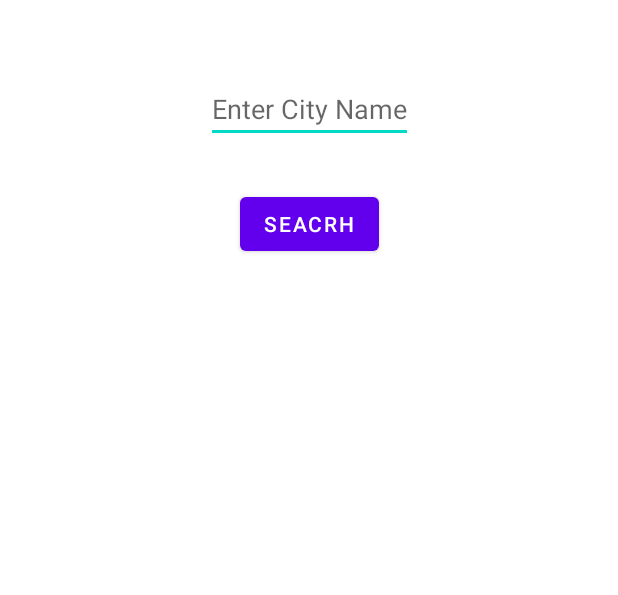
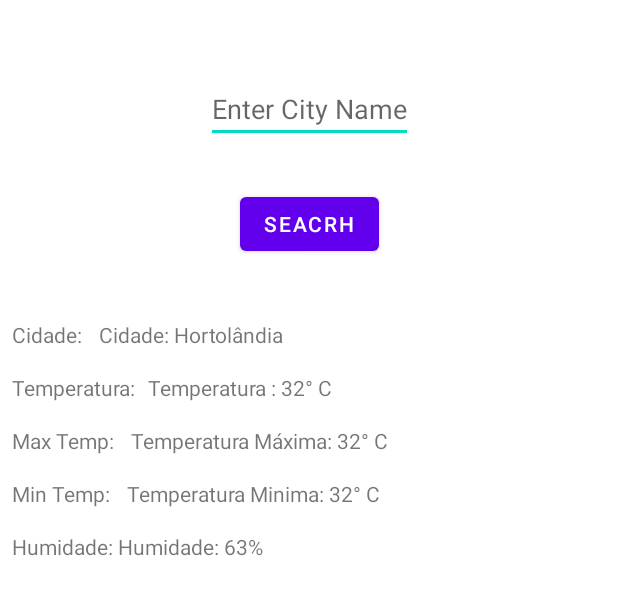
Before and after one commit to robsondmf1234/PrevisaoTempo, an Android app: the layout activity_main.xml on its own in the app's theme, with its tools: preview values and no code run, on a phone screen of 412 x 824 dp. Shown: the top 595 px of the screen. Run offline under Robolectric (Android 15) with nearby library versions, the phone set to English and light mode, and no system bars.

Commit message:
Conversão de dados

```diff
--- a/app/src/main/java/com/example/previsodotempo/MainActivity.kt
+++ b/app/src/main/java/com/example/previsodotempo/MainActivity.kt
@@ -1,16 +1,16 @@
 package com.example.previsodotempo
 
-import android.app.Activity
-import android.content.Context
 import android.os.Bundle
 import android.util.Log
-import android.view.View
-import android.view.inputmethod.InputMethodManager
 import android.widget.Toast
 import androidx.appcompat.app.AppCompatActivity
 import androidx.lifecycle.Observer
 import androidx.lifecycle.ViewModelProvider
 import com.example.previsodotempo.databinding.ActivityMainBinding
+import com.example.previsodotempo.extensions.converter
+import com.example.previsodotempo.extensions.formaterToString
+import com.example.previsodotempo.extensions.formaterToStringPercenatge
+import com.example.previsodotempo.extensions.hideKeyboard
 
 const val TAG = "Response"
 
@@ -43,18 +43,24 @@ class MainActivity : AppCompatActivity() {
         viewModel.myResponse2.observe(this, Observer { response ->
             if (response.isSuccessful && response.body() != null) {
                 Log.d(TAG, response.body().toString())
-                binding.txtCityName.text = response.body().toString()
+
+                val tempDouble = response.body()?.main?.temp
+                val tempMaxDouble = response.body()?.main?.temp_max
+                val tempMinDouble = response.body()?.main?.temp_min
+                val humidityDouble = response.body()?.main?.humidity
+
+                val tempInt = converter(tempDouble)
+                val tempMaxInt = converter(tempMaxDouble)
+                val tempMinInt = converter(tempMinDouble)
+                val humidityInt = converter(humidityDouble)
+
+                binding.txtCityName.text = response.body()?.name
+                binding.txtActualTemperature.text = formaterToString(tempInt)
+                binding.txtMaxTemperature.text = formaterToString(tempMaxInt)
+                binding.txtMinTemperature.text = formaterToString(tempMinInt)
+                binding.txtHumidity.text = formaterToStringPercenatge(humidityInt)
+
             }
         })
     }
-
-    fun Activity.hideKeyboard() {
-        hideKeyboard(currentFocus ?: View(this))
-    }
-
-    fun Context.hideKeyboard(view: View) {
-        val inputMethodManager =
-            getSystemService(Activity.INPUT_METHOD_SERVICE) as InputMethodManager
-        inputMethodManager.hideSoftInputFromWindow(view.windowToken, 0)
-    }
 }
--- /dev/null
+++ b/app/src/main/java/com/example/previsodotempo/extensions/Extensions.kt
@@ -0,0 +1,24 @@
+package com.example.previsodotempo.extensions
+
+import android.app.Activity
+import android.content.Context
+import android.view.View
+import android.view.inputmethod.InputMethodManager
+import kotlin.math.roundToInt
+
+fun Activity.hideKeyboard() {
+    hideKeyboard(currentFocus ?: View(this))
+}
+
+
+fun Context.hideKeyboard(view: View) {
+    val inputMethodManager =
+        getSystemService(Activity.INPUT_METHOD_SERVICE) as InputMethodManager
+    inputMethodManager.hideSoftInputFromWindow(view.windowToken, 0)
+}
+
+fun converter(tempDouble: Double?) = tempDouble?.roundToInt()
+
+fun formaterToString(tempInt: Int?) = tempInt.toString() + "° C"
+
+fun formaterToStringPercenatge(tempInt: Int?) = tempInt.toString() + "%"
--- a/app/src/main/res/layout/activity_main.xml
+++ b/app/src/main/res/layout/activity_main.xml
@@ -28,13 +28,113 @@
         app:layout_constraintStart_toStartOf="@id/edtCityName"
         app:layout_constraintTop_toBottomOf="@id/edtCityName" />
 
+
     <TextView
-        android:id="@+id/txtCityName"
-        android:layout_width="wrap_content"
-        android:layout_height="0dp"
-        android:layout_marginTop="50dp"
-        app:layout_constraintEnd_toEndOf="parent"
+        android:id="@+id/txtCity"
+        android:layout_width="0dp"
+        android:layout_height="wrap_content"
+        android:layout_marginStart="8dp"
+        android:layout_marginTop="40dp"
+        android:text="Cidade: "
         app:layout_constraintStart_toStartOf="parent"
         app:layout_constraintTop_toBottomOf="@id/btnSearch" />
 
+
+    <TextView
+        android:id="@+id/txtCityName"
+        android:layout_width="0dp"
+        android:layout_height="wrap_content"
+        android:layout_marginStart="8dp"
+        android:layout_marginTop="40dp"
+        app:layout_constraintEnd_toEndOf="parent"
+        app:layout_constraintStart_toEndOf="@id/txtCity"
+        app:layout_constraintTop_toBottomOf="@id/btnSearch"
+        tools:text="Cidade: Hortolândia" />
+
+
+    <TextView
+        android:id="@+id/txtActualTemp"
+        android:layout_width="wrap_content"
+        android:layout_height="wrap_content"
+        android:layout_marginStart="8dp"
+        android:layout_marginTop="16dp"
+        android:text="Temperatura:"
+        app:layout_constraintStart_toStartOf="parent"
+        app:layout_constraintTop_toBottomOf="@id/txtCityName" />
+
+    <TextView
+        android:id="@+id/txtActualTemperature"
+        android:layout_width="0dp"
+        android:layout_height="wrap_content"
+        android:layout_marginStart="8dp"
+        android:layout_marginTop="16dp"
+        app:layout_constraintEnd_toEndOf="parent"
+        app:layout_constraintStart_toEndOf="@id/txtActualTemp"
+        app:layout_constraintTop_toBottomOf="@id/txtCityName"
+        tools:text="Temperatura : 32° C" />
+
+    <TextView
+        android:id="@+id/txtMaxTemp"
+        android:layout_width="0dp"
+        android:layout_height="wrap_content"
+        android:layout_marginStart="8dp"
+        android:layout_marginTop="16dp"
+        android:text="Max Temp: "
+        app:layout_constraintStart_toStartOf="parent"
+        app:layout_constraintTop_toBottomOf="@id/txtActualTemp" />
+
+
+    <TextView
+        android:id="@+id/txtMaxTemperature"
+        android:layout_width="0dp"
+        android:layout_height="wrap_content"
+        android:layout_marginStart="8dp"
+        android:layout_marginTop="16dp"
+        app:layout_constraintEnd_toEndOf="parent"
+        app:layout_constraintStart_toEndOf="@id/txtMaxTemp"
+        app:layout_constraintTop_toBottomOf="@id/txtActualTemperature"
+        tools:text="Temperatura Máxima: 32° C" />
+
+    <TextView
+        android:id="@+id/txtMinTemp"
+        android:layout_width="0dp"
+        android:layout_height="wrap_content"
+        android:layout_marginStart="8dp"
+        android:layout_marginTop="16dp"
+        android:text="Min Temp: "
+        app:layout_constraintStart_toStartOf="parent"
+        app:layout_constraintTop_toBottomOf="@id/txtMaxTemp" />
+
+    <TextView
+        android:id="@+id/txtMinTemperature"
+        android:layout_width="0dp"
+        android:layout_height="wrap_content"
+        android:layout_marginStart="8dp"
+        android:layout_marginTop="16dp"
+        app:layout_constraintEnd_toEndOf="parent"
+        app:layout_constraintStart_toEndOf="@id/txtMinTemp"
+        app:layout_constraintTop_toBottomOf="@id/txtMaxTemperature"
+        tools:text="Temperatura Minima: 32° C" />
+
+    <TextView
+        android:id="@+id/txtHum"
+        android:layout_width="0dp"
+        android:layout_height="wrap_content"
+        android:layout_marginStart="8dp"
+        android:layout_marginTop="16dp"
+        android:text="Humidade: "
+        app:layout_constraintStart_toStartOf="parent"
+        app:layout_constraintTop_toBottomOf="@id/txtMinTemp" />
+
+    <TextView
+        android:id="@+id/txtHumidity"
+        android:layout_width="0dp"
+        android:layout_height="wrap_content"
+        android:layout_marginTop="16dp"
+        app:layout_constraintEnd_toEndOf="parent"
+        app:layout_constraintStart_toEndOf="@id/txtHum"
+        app:layout_constraintTop_toBottomOf="@id/txtMinTemperature"
+        tools:text="Humidade: 63%" />
+
+
 </androidx.constraintlayout.widget.ConstraintLayout>
```
